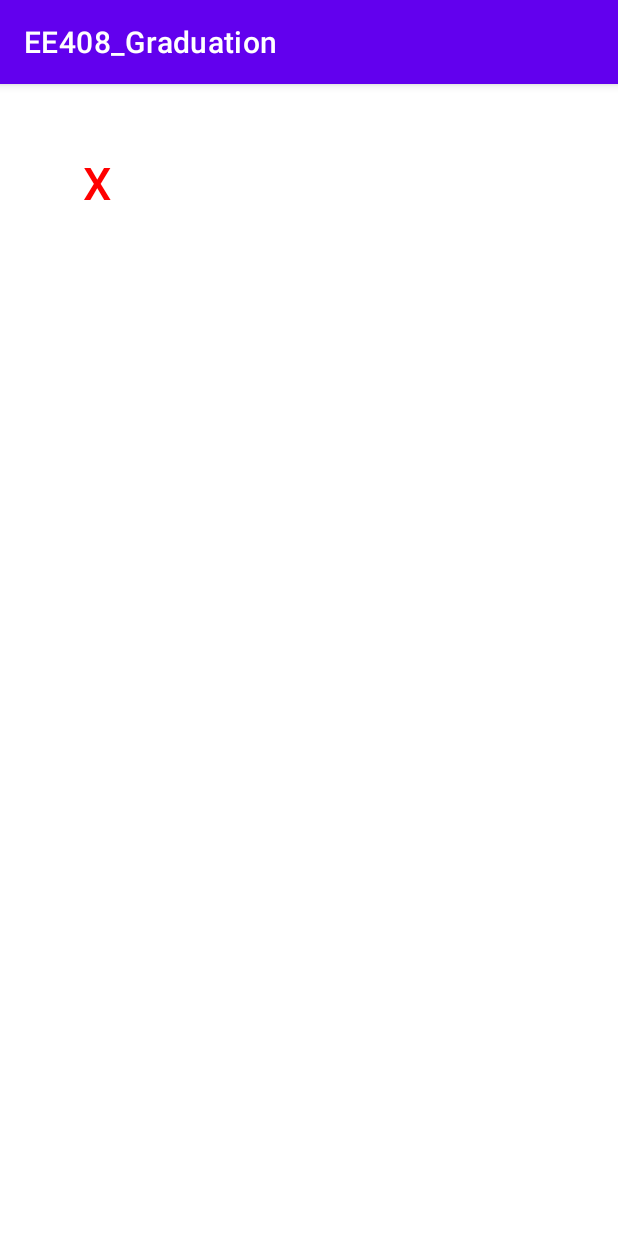
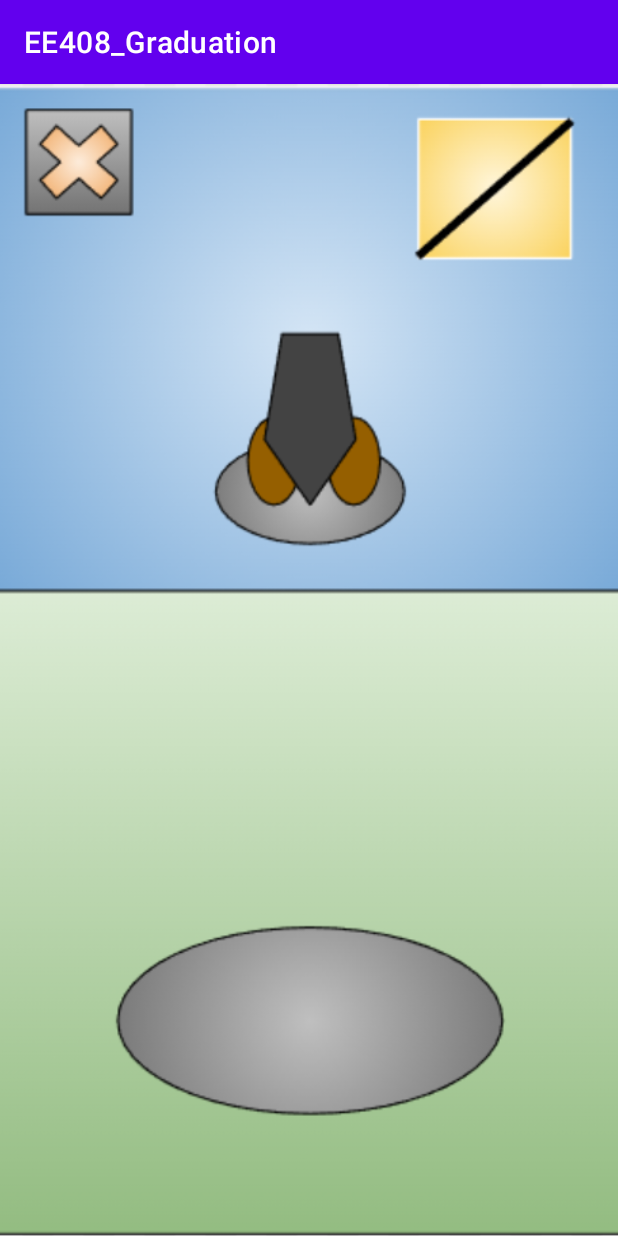
Before and after one commit to neureubd/EE408_Graduation, an Android app: the GameView screen opened directly, with no data from a screen before it, on a phone screen of 412 x 824 dp. Run offline under Robolectric (Android 15) with nearby library versions, the phone set to English and light mode, and no system bars.

Commit message:
Background for game

```diff
--- a/app/src/main/java/com/zybooks/ee408_graduation/GameView.java
+++ b/app/src/main/java/com/zybooks/ee408_graduation/GameView.java
@@ -10,7 +10,7 @@ import android.widget.Button;
 
 public class GameView extends AppCompatActivity {
     private Button gameBack;
-    @SuppressLint("MissingInflatedId")
+
     @Override
     protected void onCreate(Bundle savedInstanceState) {
         super.onCreate(savedInstanceState);
--- a/app/src/main/res/layout/activity_game_view.xml
+++ b/app/src/main/res/layout/activity_game_view.xml
@@ -12,15 +12,24 @@
         android:layout_height="68dp"
         android:layout_alignParentBottom="true"
         android:layout_centerHorizontal="true"
-        android:layout_marginTop="32dp"
+        android:layout_marginTop="48dp"
         android:background="#00FFFFFF"
-        android:text="@string/gameback"
-        android:textColor="@color/red"
+
         android:textSize="30sp"
         app:layout_constraintEnd_toEndOf="parent"
-        app:layout_constraintHorizontal_bias="0.087"
+        app:layout_constraintHorizontal_bias="0.046"
         app:layout_constraintStart_toStartOf="parent"
         app:layout_constraintTop_toTopOf="parent" />
 
+    <ImageView
+        android:id="@+id/imageView2"
+        android:layout_width="514dp"
+        android:layout_height="770dp"
+        app:layout_constraintBottom_toBottomOf="parent"
+        app:layout_constraintEnd_toEndOf="parent"
+        app:layout_constraintStart_toStartOf="parent"
+        app:layout_constraintTop_toTopOf="parent"
+        app:srcCompat="@drawable/bg" />
+
 
 </androidx.constraintlayout.widget.ConstraintLayout>
--- a/app/src/main/res/values-night/themes.xml
+++ b/app/src/main/res/values-night/themes.xml
@@ -1,6 +1,6 @@
 <resources xmlns:tools="http://schemas.android.com/tools">
     <!-- Base application theme. -->
-    <style name="Theme.EE408_Graduation" parent="Theme.MaterialComponents.DayNight.DarkActionBar">
+    <style name="Theme.EE408_Graduation" parent="Theme.MaterialComponents.DayNight.NoActionBar">
         <!-- Primary brand color. -->
         <item name="colorPrimary">@color/purple_200</item>
         <item name="colorPrimaryVariant">@color/purple_700</item>
```
Also changed, not shown: app/src/main/res/drawable/bg.PNG (added).
